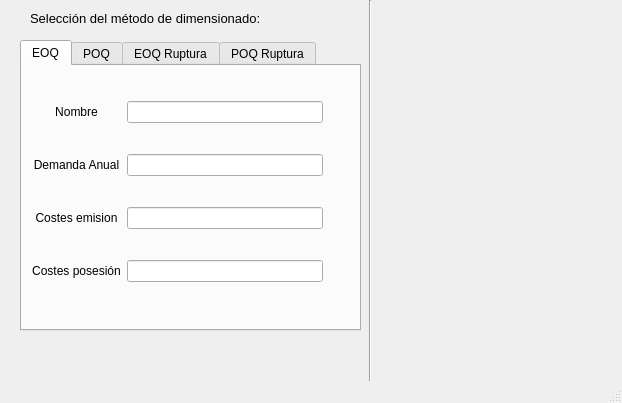
The window that mainwindow.ui (DavidRedrejo/organizacion_ind) describes before a commit, drawn with Qt 5.
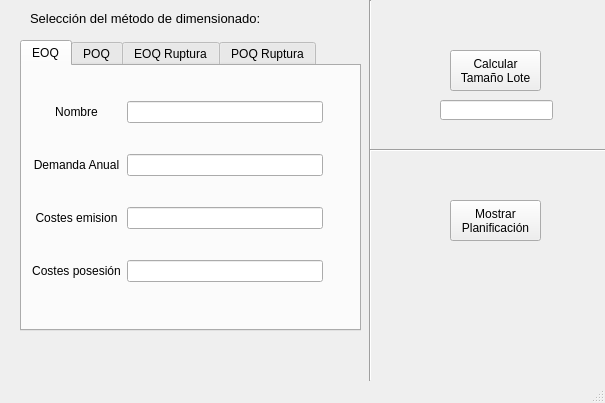
The same window after the commit. The open tabs and pages were chosen to show the change.

What changed in the file:
```diff
--- a/mainwindow.ui
+++ b/mainwindow.ui
@@ -6,7 +6,7 @@
    <rect>
     <x>0</x>
     <y>0</y>
-    <width>622</width>
+    <width>605</width>
     <height>403</height>
    </rect>
   </property>
@@ -412,6 +412,57 @@
      <enum>Qt::Vertical</enum>
     </property>
    </widget>
+   <widget class="QPushButton" name="bt_calcular_tam_lote">
+    <property name="geometry">
+     <rect>
+      <x>450</x>
+      <y>50</y>
+      <width>91</width>
+      <height>41</height>
+     </rect>
+    </property>
+    <property name="text">
+     <string>Calcular
+Tamaño Lote</string>
+    </property>
+   </widget>
+   <widget class="QLineEdit" name="line_tam_lote">
+    <property name="geometry">
+     <rect>
+      <x>440</x>
+      <y>100</y>
+      <width>113</width>
+      <height>20</height>
+     </rect>
+    </property>
+   </widget>
+   <widget class="Line" name="line_2">
+    <property name="geometry">
+     <rect>
+      <x>370</x>
+      <y>140</y>
+      <width>251</width>
+      <height>21</height>
+     </rect>
+    </property>
+    <property name="orientation">
+     <enum>Qt::Horizontal</enum>
+    </property>
+   </widget>
+   <widget class="QPushButton" name="bt_planificacion">
+    <property name="geometry">
+     <rect>
+      <x>450</x>
+      <y>200</y>
+      <width>91</width>
+      <height>41</height>
+     </rect>
+    </property>
+    <property name="text">
+     <string>Mostrar
+Planificación</string>
+    </property>
+   </widget>
   </widget>
   <widget class="QMenuBar" name="menubar">
    <property name="geometry">
```
Left out of the diff: 6 changed lines with no effect on the pictures.
